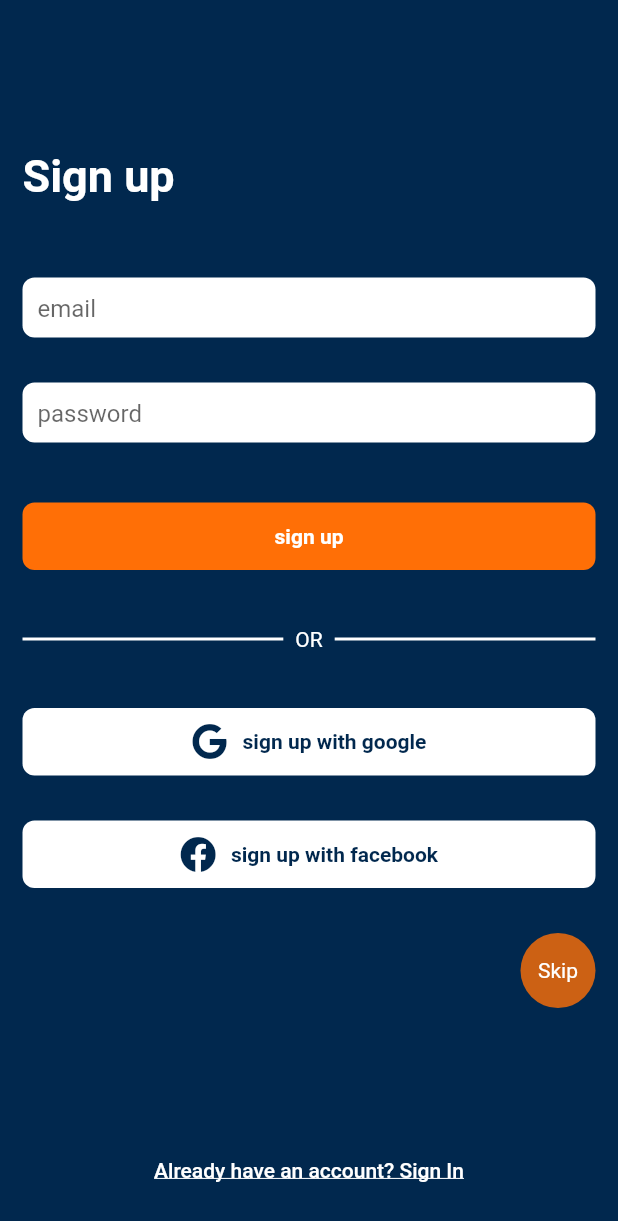
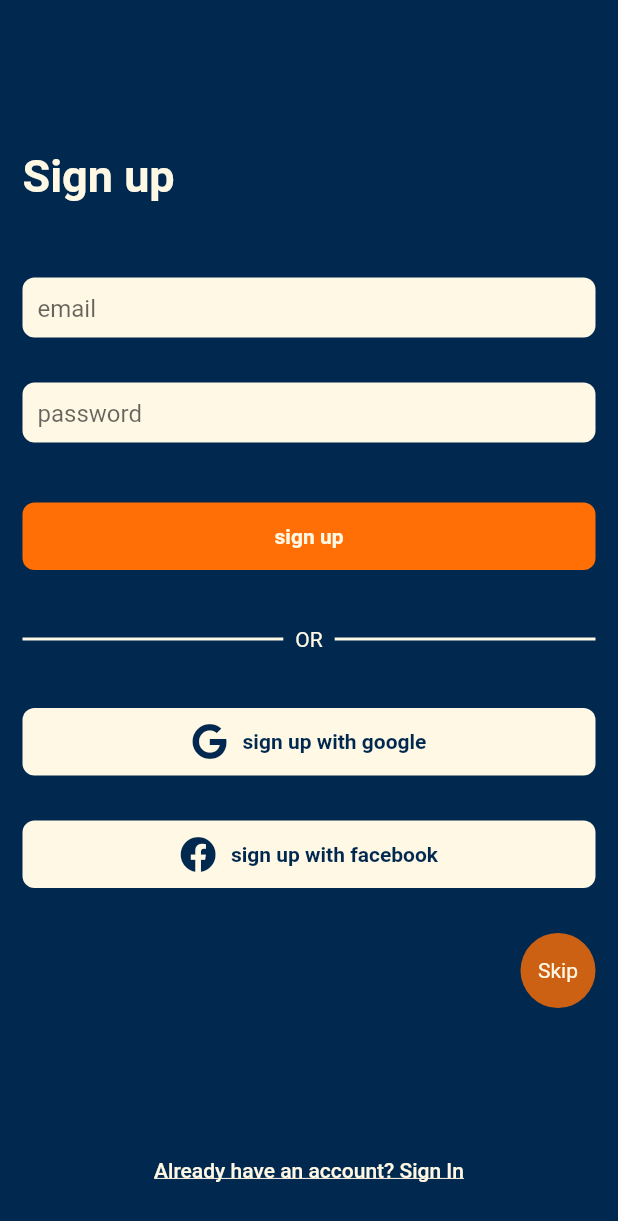
Before and after one commit to usmanabdulmajid/notie, a Flutter app: the SignUpScreen screen opened directly, on a phone screen of 412 x 824 dp. Shown: the top 1221 px of the screen. Run offline on Flutter 3.47's test engine with Material 2 defaults, Android fonts, the phone set to English and light mode, and no system bars; our stand-ins replace bloc, equatable, flutter_bloc, font_awesome_flutter, permission_handler, sqflite; missing offline and left inert: flutter_sound; accounts and stored records are empty.

Commit message:
litte fix

```diff
--- a/lib/application/cubit/recoder_state.dart
+++ b/lib/application/cubit/recoder_state.dart
@@ -10,7 +10,7 @@ abstract class RecoderState extends Equatable {
 class RecoderInitial extends RecoderState {}
 
 class Recording extends RecoderState {
-  final Stream<String> timer;
+  final String timer;
   const Recording(this.timer);
 
   @override
--- a/lib/application/usecases/recoder.dart
+++ b/lib/application/usecases/recoder.dart
@@ -2,6 +2,7 @@ import 'dart:async';
 
 import 'package:flutter_sound/flutter_sound.dart';
 import 'package:intl/intl.dart';
+import 'package:intl/date_symbol_data_local.dart';
 import 'package:notie/domain/usecases/irecoder.dart';
 import 'package:permission_handler/permission_handler.dart';
 
@@ -15,6 +16,7 @@ class Recoder extends IRecoder {
   @override
   Future<void> init() async {
     await flutterSoundRecorder.openAudioSession();
+
     await flutterSoundRecorder
         .setSubscriptionDuration(const Duration(milliseconds: 10));
     _timer = StreamController<String>.broadcast();
@@ -33,11 +35,14 @@ class Recoder extends IRecoder {
     if (status != PermissionStatus.granted) {
       throw RecordingPermissionException('Microphone permission not granted');
     }
+    await initializeDateFormatting('en_GB');
     await flutterSoundRecorder.startRecorder(toFile: _filepath);
     subscription = flutterSoundRecorder.onProgress?.listen((event) {
+      print(event.duration.toString());
       final date =
           DateTime.fromMillisecondsSinceEpoch(event.duration.inMilliseconds);
       final time = DateFormat('mm:ss:SS', 'en_GB').format(date);
+
       _timer.sink.add(time);
     });
   }
--- a/lib/domain/models/note.dart
+++ b/lib/domain/models/note.dart
@@ -6,6 +6,7 @@ class Note {
   int? id;
   String? title;
   String? body;
+  String? audioPath;
   int color;
   NoteType noteType;
   String date;
@@ -14,6 +15,7 @@ class Note {
     this.id,
     this.title,
     this.body,
+    this.audioPath,
     required this.color,
     required this.noteType,
     required this.date,
@@ -24,6 +26,7 @@ class Note {
       'id': id,
       'title': title,
       'body': body,
+      'audioPath': audioPath,
       'color': color,
       'noteType': noteType.name,
       'date': date,
@@ -36,6 +39,7 @@ class Note {
       id: map['id'],
       title: map['title'],
       body: map['body'],
+      audioPath: map['audioPath'],
       color: map['color'],
       noteType: ParseNoteType.fromString(map['noteType']),
       date: map['date'],
@@ -46,6 +50,7 @@ class Note {
       {int? id,
       String? title,
       String? body,
+      String? audioPath,
       int? color,
       NoteType? noteType,
       String? date}) {
@@ -53,6 +58,7 @@ class Note {
       id: id ?? this.id,
       title: title ?? this.title,
       body: body ?? this.body,
+      audioPath: audioPath ?? this.audioPath,
       color: color ?? this.color,
       noteType: noteType ?? this.noteType,
       date: date ?? this.date,
--- a/lib/infrastructure/datasource/sql_local_datasource.dart
+++ b/lib/infrastructure/datasource/sql_local_datasource.dart
@@ -10,7 +10,7 @@ class SqlLocalDatasource implements ILocalDatasource {
     String path = join(await getDatabasesPath(), 'note_db');
     var noteDb = openDatabase(path, version: 1, onCreate: (db, version) {
       db.execute(
-          'CREATE TABLE note(id INTEGER PRIMARY KEY, title TEXT, body TEXT, color INTEGER, noteType TEXT, date TEXT)');
+          'CREATE TABLE note(id INTEGER PRIMARY KEY, title TEXT, body TEXT, color INTEGER, noteType TEXT, date TEXT, audioPath TEXT)');
     });
     return noteDb;
   }
--- a/lib/presentation/screens/sign_up_screen.dart
+++ b/lib/presentation/screens/sign_up_screen.dart
@@ -3,6 +3,7 @@ import 'package:notie/presentation/widgets/alt_button.dart';
 import 'package:notie/presentation/widgets/authentication_button.dart';
 import 'package:notie/presentation/widgets/border_textfield.dart';
 import 'package:font_awesome_flutter/font_awesome_flutter.dart';
+import 'package:notie/utils/app_color.dart';
 
 class SignUpScreen extends StatelessWidget {
   const SignUpScreen({Key? key}) : super(key: key);
@@ -11,7 +12,7 @@ class SignUpScreen extends StatelessWidget {
   Widget build(BuildContext context) {
     return Scaffold(
       resizeToAvoidBottomInset: false,
-      backgroundColor: const Color(0XFF01284E),
+      backgroundColor: AppColor.mainColor,
       body: Container(
         width: double.maxFinite,
         height: double.maxFinite,
@@ -23,7 +24,7 @@ class SignUpScreen extends StatelessWidget {
             const Text(
               'Sign up',
               style: TextStyle(
-                color: Colors.white,
+                color: AppColor.white,
                 fontWeight: FontWeight.bold,
                 fontSize: 30,
               ),
@@ -42,19 +43,19 @@ class SignUpScreen extends StatelessWidget {
               children: const [
                 Expanded(
                     child: Divider(
-                  color: Colors.white,
+                  color: AppColor.white,
                   thickness: 2.0,
                 )),
                 Padding(
                   padding: EdgeInsets.all(8.0),
                   child: Text(
                     'OR',
-                    style: TextStyle(color: Colors.white),
+                    style: TextStyle(color: AppColor.white),
                   ),
                 ),
                 Expanded(
                     child: Divider(
-                  color: Colors.white,
+                  color: AppColor.white,
                   thickness: 2.0,
                 )),
               ],
@@ -79,12 +80,12 @@ class SignUpScreen extends StatelessWidget {
                 height: 50,
                 decoration: BoxDecoration(
                   shape: BoxShape.circle,
-                  color: const Color(0XFFFF6F06).withOpacity(0.8),
+                  color: AppColor.oranage.withOpacity(0.8),
                 ),
                 alignment: Alignment.center,
                 child: const Text(
                   'Skip',
-                  style: TextStyle(color: Colors.white),
+                  style: TextStyle(color: AppColor.white),
                 ),
               ),
             ),
@@ -95,7 +96,7 @@ class SignUpScreen extends StatelessWidget {
                 child: const Text(
                   'Already have an account? Sign In',
                   style: TextStyle(
-                    color: Colors.white,
+                    color: AppColor.white,
                     decoration: TextDecoration.underline,
                   ),
                 ),
--- a/lib/presentation/widgets/alt_button.dart
+++ b/lib/presentation/widgets/alt_button.dart
@@ -1,4 +1,5 @@
 import 'package:flutter/material.dart';
+import 'package:notie/utils/app_color.dart';
 
 class AltButton extends StatelessWidget {
   final VoidCallback onPressed;
@@ -19,19 +20,19 @@ class AltButton extends StatelessWidget {
         width: double.maxFinite,
         height: 45,
         decoration: BoxDecoration(
-          color: Colors.white,
+          color: AppColor.white,
           borderRadius: BorderRadius.circular(8),
         ),
         alignment: Alignment.center,
         child: Row(
           mainAxisAlignment: MainAxisAlignment.center,
           children: [
-            Icon(iconData, color: const Color(0XFF01284E)),
+            Icon(iconData, color: AppColor.mainColor),
             const SizedBox(width: 10),
             Text(
               text,
               style: const TextStyle(
-                color: Color(0XFF01284E),
+                color: AppColor.mainColor,
                 fontWeight: FontWeight.bold,
               ),
             ),
--- a/lib/presentation/widgets/app_snackbar.dart
+++ b/lib/presentation/widgets/app_snackbar.dart
@@ -7,6 +7,7 @@ class AppSnackBar {
       SnackBar(
         content: Text(text),
         backgroundColor: Colors.green,
+        duration: const Duration(milliseconds: 1000),
       ),
     );
   }
@@ -16,6 +17,7 @@ class AppSnackBar {
       SnackBar(
         content: Text(text),
         backgroundColor: Colors.red,
+        duration: const Duration(milliseconds: 1000),
       ),
     );
   }
--- a/lib/presentation/widgets/authentication_button.dart
+++ b/lib/presentation/widgets/authentication_button.dart
@@ -1,4 +1,5 @@
 import 'package:flutter/material.dart';
+import 'package:notie/utils/app_color.dart';
 
 class AuthenticationButton extends StatelessWidget {
   final VoidCallback onPressed;
@@ -17,14 +18,14 @@ class AuthenticationButton extends StatelessWidget {
         width: double.maxFinite,
         height: 45,
         decoration: BoxDecoration(
-          color: const Color(0XFFFF6F06),
+          color: AppColor.oranage,
           borderRadius: BorderRadius.circular(8),
         ),
         alignment: Alignment.center,
         child: Text(
           text,
           style: const TextStyle(
-            color: Colors.white,
+            color: AppColor.white,
             fontWeight: FontWeight.bold,
           ),
         ),
--- a/lib/presentation/widgets/border_textfield.dart
+++ b/lib/presentation/widgets/border_textfield.dart
@@ -1,4 +1,5 @@
 import 'package:flutter/material.dart';
+import 'package:notie/utils/app_color.dart';
 
 class BorderTextField extends StatelessWidget {
   final TextEditingController? controller;
@@ -12,7 +13,7 @@ class BorderTextField extends StatelessWidget {
       height: 40,
       padding: const EdgeInsets.only(left: 10.0),
       decoration: BoxDecoration(
-        color: Colors.white,
+        color: AppColor.white,
         borderRadius: BorderRadius.circular(8),
       ),
       child: TextField(
--- a/pubspec.yaml
+++ b/pubspec.yaml
@@ -32,7 +32,7 @@ dependencies:
   flutter:
     sdk: flutter
   flutter_bloc: ^8.0.1
-  flutter_sound: ^8.4.2
+  flutter_sound: ^8.2.0
   flutter_staggered_grid_view: ^0.4.1
   font_awesome_flutter: ^9.2.0
   intl: ^0.17.0
```
Also changed, not shown: lib/application/cubit/notecubit_cubit.dart (+1 -10 lines), lib/application/cubit/recoder_cubit.dart (+13 -6 lines), lib/main.dart (+13 -0 lines), lib/presentation/screens/audio_note_screen.dart (+92 -15 lines), lib/presentation/screens/compose_note_screen.dart (+13 -9 lines), lib/presentation/screens/create_account_screen.dart (+4 -3 lines), lib/presentation/screens/note_screen.dart (+5 -5 lines), lib/presentation/screens/read_note_screen.dart (+6 -5 lines), lib/presentation/screens/sign_in_screen.dart (+8 -7 lines), lib/utils/notehelper_mixin.dart (+24 -2 lines).
